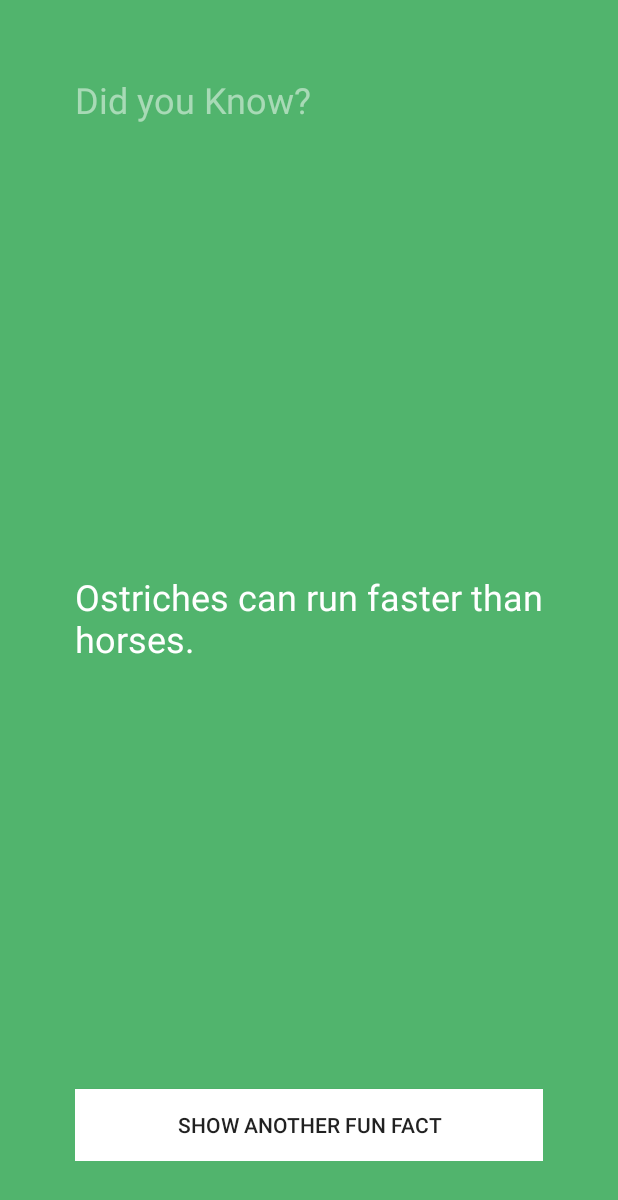
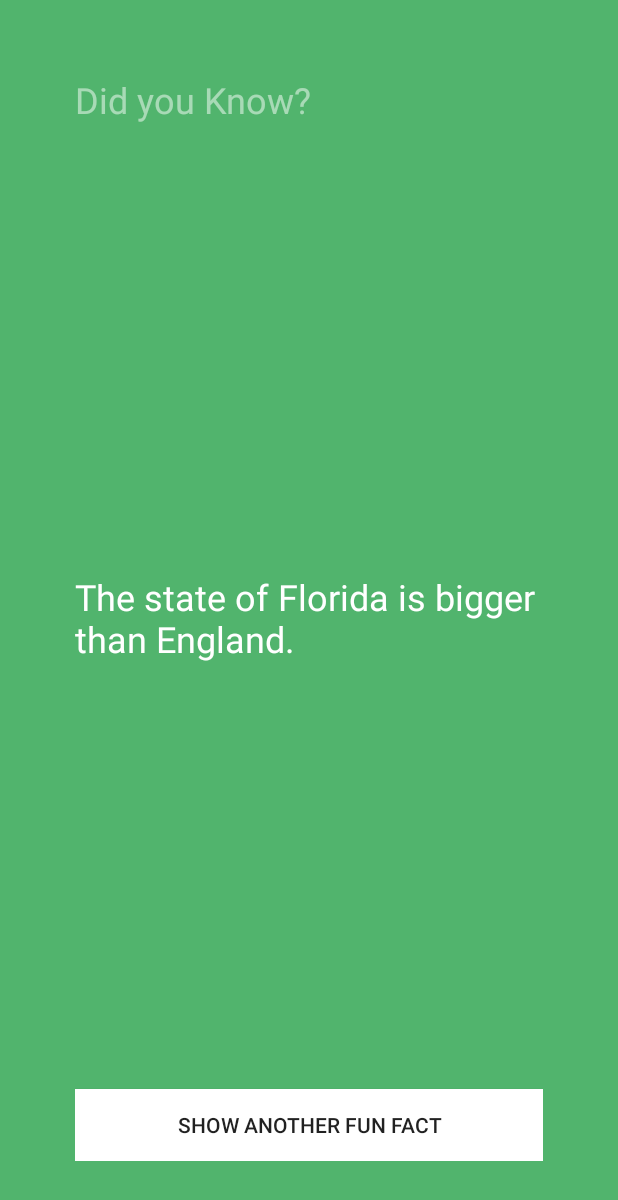
Before and after one commit to PrintHelloWorld/FamilyFacts, an Android app: the screen it shows after launch (FunFactsActivity), after a tap on "SHOW ANOTHER FUN FACT", on a phone screen of 412 x 824 dp. Shown: the top 1200 px of the screen. Run offline under Robolectric (Android 15) with nearby library versions, the phone set to English and light mode, and no system bars.

Commit message:
Dynamically populate fact from array of facts

```diff
--- a/app/src/main/java/com/bam/funfacts/FunFactsActivity.java
+++ b/app/src/main/java/com/bam/funfacts/FunFactsActivity.java
@@ -6,10 +6,24 @@ import android.view.View;
 import android.widget.Button;
 import android.widget.TextView;
 
-public class FunFactsActivity extends AppCompatActivity implements OnCli{
+import java.util.Random;
+
+public class FunFactsActivity extends AppCompatActivity {
 
     private TextView mFactTextView;
     private Button mNewFactButton;
+
+    private final String[] facts = {
+            "Ants stretch when they wake up in the morning.",
+            "Ostriches can run faster than horses.",
+            "Olympic gold medals are actually made mostly of silver.",
+            "You are born with 300 bones; by the time you are an adult you will have 206.",
+            "It takes about 8 minutes for light from the Sun to reach Earth.",
+            "Some bamboo plants can grow almost a meter in just one day.",
+            "The state of Florida is bigger than England.",
+            "Some penguins can leap 2-3 meters out of the water.",
+            "On average, it takes 66 days to form a new habit.",
+            "Mammoths still walked the earth when the Great Pyramid was being built." };
 
     @Override
     protected void onCreate(Bundle savedInstanceState) {
@@ -22,8 +36,10 @@ public class FunFactsActivity extends AppCompatActivity implements OnCli{
         mNewFactButton.setOnClickListener(new View.OnClickListener() {
             @Override
             public void onClick(View v) {
-                String Fact = "Ostriches can run faster than horses.";
-                mFactTextView.setText(Fact);
+                Random randomGenerator = new Random();
+                int randomNumber = randomGenerator.nextInt(facts.length);
+                String fact = facts[randomNumber];
+                mFactTextView.setText(fact);
             }
         });
     }
```
